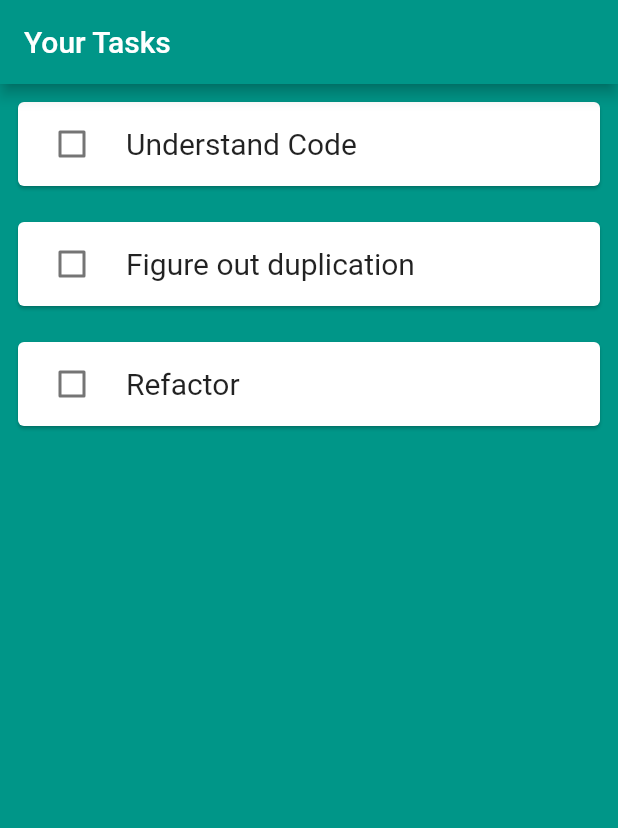
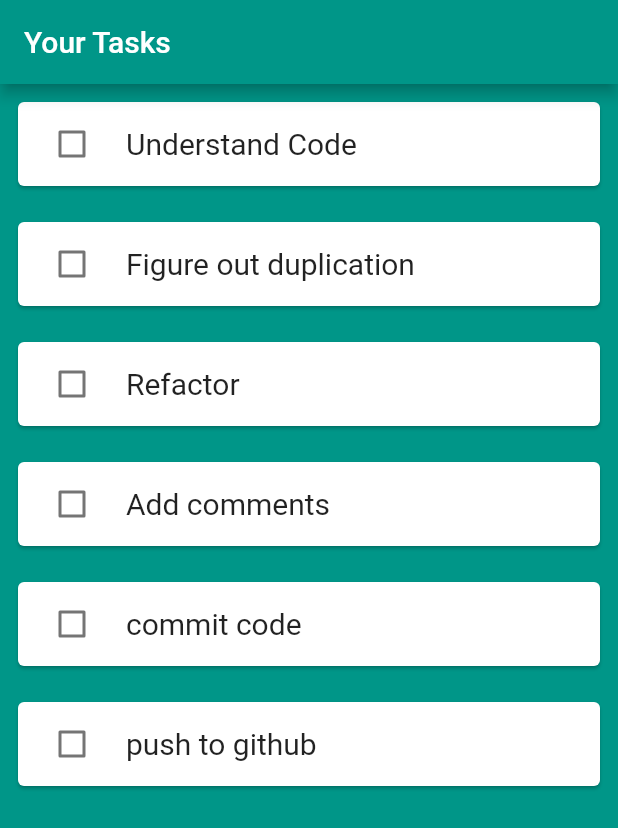
Before and after one commit to ericmichael/hw4, a Flutter app: the screen it shows after launch, on a phone screen of 412 x 824 dp. Shown: the top 828 px of the screen. Run offline on Flutter 3.47's test engine with Material 2 defaults, Android fonts, the phone set to English and light mode, and no system bars.

```diff
--- a/lib/main.dart
+++ b/lib/main.dart
@@ -27,9 +27,15 @@ class MyHomePage extends StatefulWidget {
 }
 
 class _MyHomePageState extends State<MyHomePage> {
-  bool task1 = false;
-  bool task2 = false;
-  bool task3 = false;
+  List<String> taskTitles = [
+    'Understand Code',
+    'Figure out duplication',
+    'Refactor',
+    'Add comments',
+    'commit code',
+    'push to github',
+  ];
+
   @override
   Widget build(BuildContext context) {
     return Scaffold(
@@ -38,19 +44,14 @@ class _MyHomePageState extends State<MyHomePage> {
         title: Text('Your Tasks'),
       ),
       body: Container(
-        color: Colors.teal,
-        child: ListView(children: <Widget>[
-          Task(
-            title: 'Understand Code',
-          ),
-          Task(
-            title: 'Figure out duplication',
-          ),
-          Task(
-            title: 'Refactor',
-          ),
-        ]),
-      ),
+          color: Colors.teal,
+          child: ListView.builder(
+              itemCount: taskTitles.length,
+              itemBuilder: (context, index) {
+                return Task(
+                  title: taskTitles[index],
+                );
+              })),
     );
   }
 }
```
